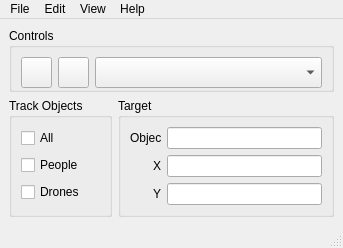
Above: pyqt5_ui/main_window.ui from sandhavi/Intellihack_kodelabs before the change. Below: the same form after it.
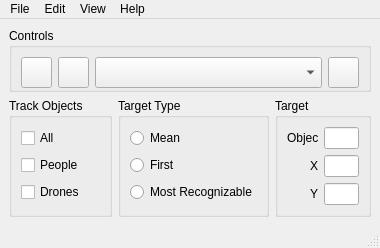
That is the form after the change. Icons and pictures are not drawn.

Patch:
```diff
--- a/pyqt5_ui/main_window.ui
+++ b/pyqt5_ui/main_window.ui
@@ -6,19 +6,19 @@
    <rect>
     <x>0</x>
     <y>0</y>
-    <width>343</width>
+    <width>380</width>
     <height>242</height>
    </rect>
   </property>
   <property name="minimumSize">
    <size>
-    <width>240</width>
+    <width>380</width>
     <height>0</height>
    </size>
   </property>
   <property name="maximumSize">
    <size>
-    <width>420</width>
+    <width>440</width>
     <height>242</height>
    </size>
   </property>
@@ -147,6 +147,32 @@
          </item>
         </widget>
        </item>
+       <item>
+        <widget class="QPushButton" name="refreshCameraListButton">
+         <property name="minimumSize">
+          <size>
+           <width>31</width>
+           <height>31</height>
+          </size>
+         </property>
+         <property name="maximumSize">
+          <size>
+           <width>31</width>
+           <height>31</height>
+          </size>
+         </property>
+         <property name="toolTip">
+          <string>Toggle Serial Signal</string>
+         </property>
+         <property name="text">
+          <string/>
+         </property>
+         <property name="icon">
+          <iconset>
+           <normaloff>../data/images/icons/refresh.svg</normaloff>../data/images/icons/refresh.svg</iconset>
+         </property>
+        </widget>
+       </item>
       </layout>
      </widget>
     </item>
@@ -188,6 +214,39 @@
         </layout>
        </widget>
       </item>
+      <item>
+       <widget class="QGroupBox" name="groupBox_4">
+        <property name="title">
+         <string>Target Type</string>
+        </property>
+        <layout class="QVBoxLayout" name="verticalLayout_4">
+         <item>
+          <widget class="QRadioButton" name="meanTarget">
+           <property name="text">
+            <string>Mean</string>
+           </property>
+           <property name="checked">
+            <bool>false</bool>
+           </property>
+          </widget>
+         </item>
+         <item>
+          <widget class="QRadioButton" name="firstTarget">
+           <property name="text">
+            <string>First</string>
+           </property>
+          </widget>
+         </item>
+         <item>
+          <widget class="QRadioButton" name="mostRecognizableTarget">
+           <property name="text">
+            <string>Most Recognizable</string>
+           </property>
+          </widget>
+         </item>
+        </layout>
+       </widget>
+      </item>
       <item>
        <widget class="QGroupBox" name="groupBox_2">
         <property name="title">
@@ -300,7 +359,7 @@
     <rect>
      <x>0</x>
      <y>0</y>
-     <width>343</width>
+     <width>380</width>
      <height>21</height>
     </rect>
    </property>
```
Left out of the diff: 1 changed line with no effect on the pictures.
